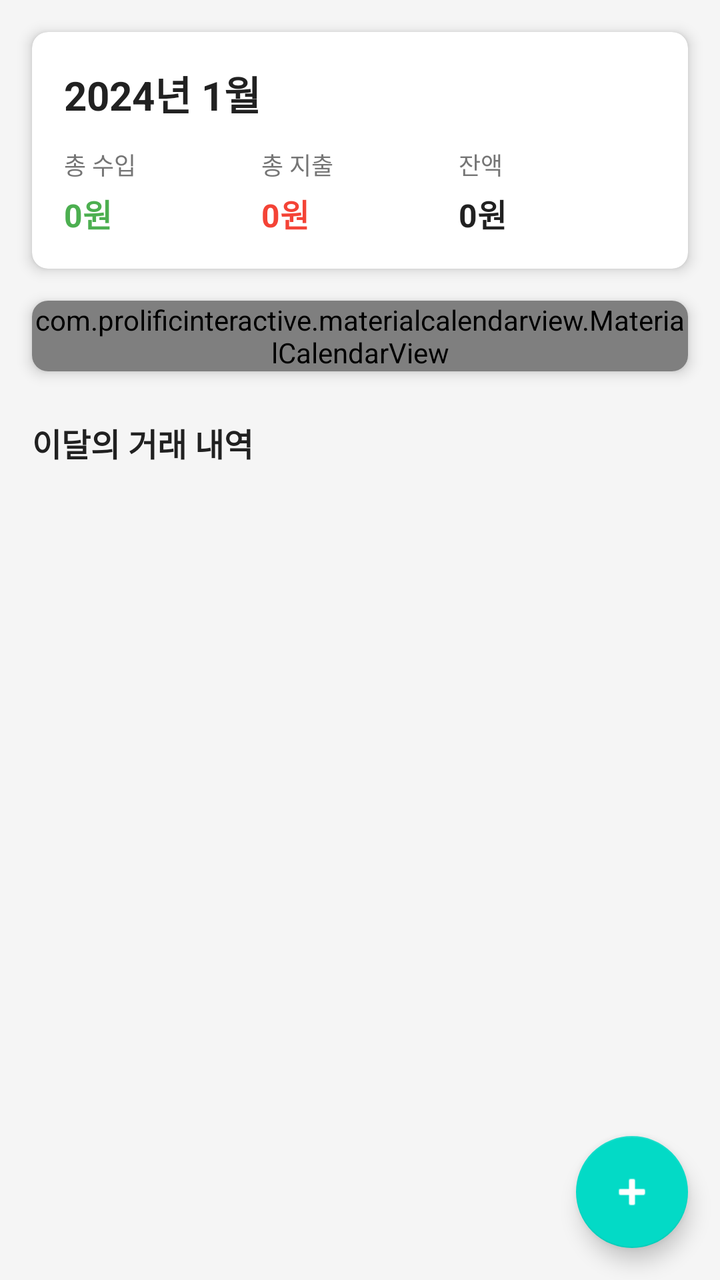
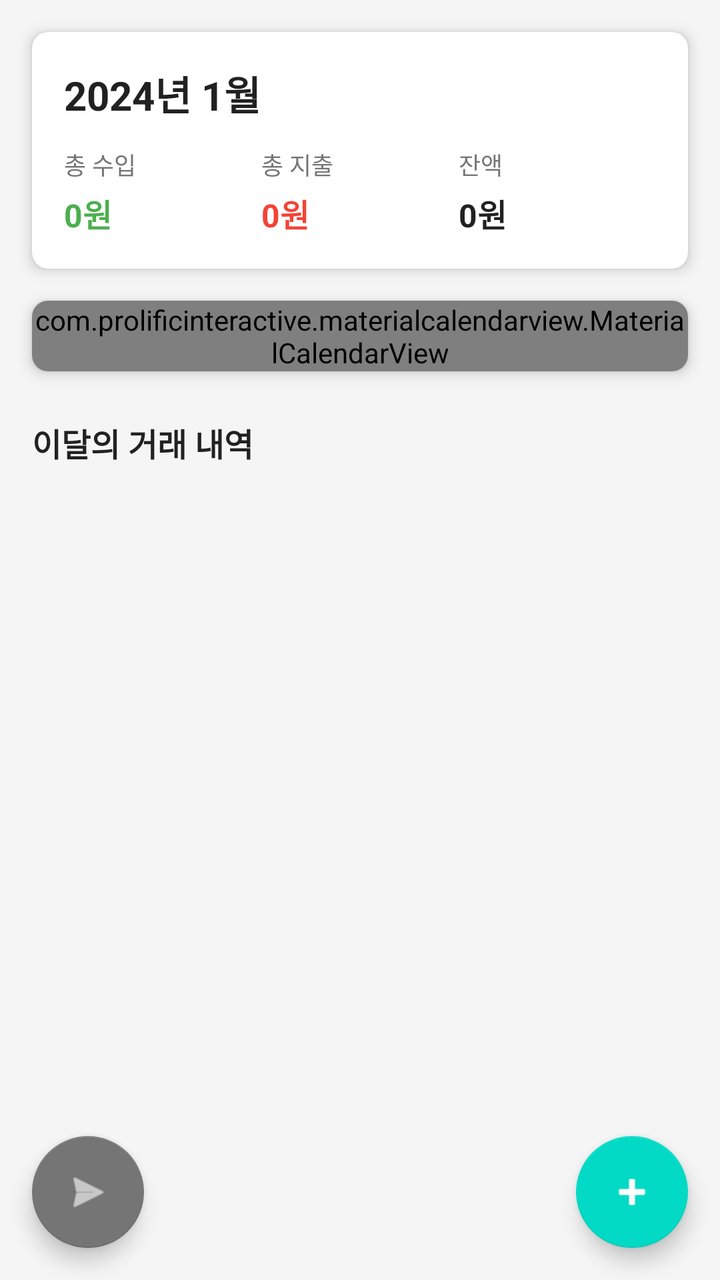

Compare the two renders of this Android layout. The source of the first and the diff that turns it into the second are given below.
<!-- AndroidManifest.xml: activity theme Theme.FinanceTracker -->
<!-- res/layout/activity_main.xml -->
<?xml version="1.0" encoding="utf-8"?>
<androidx.coordinatorlayout.widget.CoordinatorLayout
    xmlns:android="http://schemas.android.com/apk/res/android"
    xmlns:app="http://schemas.android.com/apk/res-auto"
    android:layout_width="match_parent"
    android:layout_height="match_parent"
    android:background="@color/background">

    <com.google.android.material.appbar.AppBarLayout
        android:id="@+id/appBarLayout"
        android:layout_width="match_parent"
        android:layout_height="wrap_content"
        android:background="@color/background"
        app:elevation="0dp">

        <com.google.android.material.appbar.CollapsingToolbarLayout
            android:id="@+id/collapsingToolbar"
            android:layout_width="match_parent"
            android:layout_height="wrap_content"
            app:layout_scrollFlags="scroll|exitUntilCollapsed"
            app:contentScrim="@color/background">

            <LinearLayout
                android:layout_width="match_parent"
                android:layout_height="wrap_content"
                android:orientation="vertical"
                app:layout_collapseMode="parallax">

                
                <androidx.cardview.widget.CardView
                    android:layout_width="match_parent"
                    android:layout_height="wrap_content"
                    android:layout_margin="16dp"
                    app:cardCornerRadius="8dp"
                    app:cardElevation="4dp">

                    <LinearLayout
                        android:layout_width="match_parent"
                        android:layout_height="wrap_content"
                        android:orientation="vertical"
                        android:padding="16dp">

                        <TextView
                            android:id="@+id/monthYearText"
                            android:layout_width="wrap_content"
                            android:layout_height="wrap_content"
                            android:text="2024년 1월"
                            android:textSize="20sp"
                            android:textStyle="bold"
                            android:textColor="@color/text_primary"/>

                        <LinearLayout
                            android:layout_width="match_parent"
                            android:layout_height="wrap_content"
                            android:orientation="horizontal"
                            android:layout_marginTop="12dp">

                            <LinearLayout
                                android:layout_width="0dp"
                                android:layout_height="wrap_content"
                                android:layout_weight="1"
                                android:orientation="vertical">

                                <TextView
                                    android:layout_width="wrap_content"
                                    android:layout_height="wrap_content"
                                    android:text="@string/total_income"
                                    android:textSize="12sp"
                                    android:textColor="@color/text_secondary"/>

                                <TextView
                                    android:id="@+id/totalIncomeText"
                                    android:layout_width="wrap_content"
                                    android:layout_height="wrap_content"
                                    android:text="0원"
                                    android:textSize="16sp"
                                    android:textStyle="bold"
                                    android:textColor="@color/income_color"
                                    android:layout_marginTop="4dp"/>
                            </LinearLayout>

                            <LinearLayout
                                android:layout_width="0dp"
                                android:layout_height="wrap_content"
                                android:layout_weight="1"
                                android:orientation="vertical">

                                <TextView
                                    android:layout_width="wrap_content"
                                    android:layout_height="wrap_content"
                                    android:text="@string/total_expense"
                                    android:textSize="12sp"
                                    android:textColor="@color/text_secondary"/>

                                <TextView
                                    android:id="@+id/totalExpenseText"
                                    android:layout_width="wrap_content"
                                    android:layout_height="wrap_content"
                                    android:text="0원"
                                    android:textSize="16sp"
                                    android:textStyle="bold"
                                    android:textColor="@color/expense_color"
                                    android:layout_marginTop="4dp"/>
                            </LinearLayout>

                            <LinearLayout
                                android:layout_width="0dp"
                                android:layout_height="wrap_content"
                                android:layout_weight="1"
                                android:orientation="vertical">

                                <TextView
                                    android:layout_width="wrap_content"
                                    android:layout_height="wrap_content"
                                    android:text="@string/balance"
                                    android:textSize="12sp"
                                    android:textColor="@color/text_secondary"/>

                                <TextView
                                    android:id="@+id/balanceText"
                                    android:layout_width="wrap_content"
                                    android:layout_height="wrap_content"
                                    android:text="0원"
                                    android:textSize="16sp"
                                    android:textStyle="bold"
                                    android:textColor="@color/text_primary"
                                    android:layout_marginTop="4dp"/>
                            </LinearLayout>
                        </LinearLayout>
                    </LinearLayout>
                </androidx.cardview.widget.CardView>

                
                <androidx.cardview.widget.CardView
                    android:layout_width="match_parent"
                    android:layout_height="wrap_content"
                    android:layout_marginStart="16dp"
                    android:layout_marginEnd="16dp"
                    android:layout_marginBottom="8dp"
                    app:cardCornerRadius="8dp"
                    app:cardElevation="4dp">

                    <com.prolificinteractive.materialcalendarview.MaterialCalendarView
                        android:id="@+id/calendarView"
                        android:layout_width="match_parent"
                        android:layout_height="wrap_content"
                        app:mcv_showOtherDates="all"
                        app:mcv_selectionColor="@color/primary"/>
                </androidx.cardview.widget.CardView>

            </LinearLayout>

        </com.google.android.material.appbar.CollapsingToolbarLayout>

    </com.google.android.material.appbar.AppBarLayout>

    <androidx.core.widget.NestedScrollView
        android:layout_width="match_parent"
        android:layout_height="match_parent"
        app:layout_behavior="@string/appbar_scrolling_view_behavior">

        <LinearLayout
            android:layout_width="match_parent"
            android:layout_height="wrap_content"
            android:orientation="vertical">

            
            <TextView
                android:id="@+id/monthlyTransactionsHeader"
                android:layout_width="wrap_content"
                android:layout_height="wrap_content"
                android:text="이달의 거래 내역"
                android:textSize="16sp"
                android:textStyle="bold"
                android:textColor="@color/text_primary"
                android:layout_marginStart="16dp"
                android:layout_marginTop="16dp"
                android:layout_marginBottom="8dp"/>

            <androidx.recyclerview.widget.RecyclerView
                android:id="@+id/recentTransactionsRecyclerView"
                android:layout_width="match_parent"
                android:layout_height="wrap_content"
                android:layout_marginStart="16dp"
                android:layout_marginEnd="16dp"
                android:layout_marginBottom="80dp"
                android:nestedScrollingEnabled="false"/>

        </LinearLayout>

    </androidx.core.widget.NestedScrollView>

    
    <com.google.android.material.floatingactionbutton.FloatingActionButton
        android:id="@+id/fabAddTransaction"
        android:layout_width="wrap_content"
        android:layout_height="wrap_content"
        android:layout_gravity="bottom|end"
        android:layout_margin="16dp"
        android:src="@android:drawable/ic_input_add"
        android:contentDescription="@string/add_transaction"
        app:tint="@color/white"/>

</androidx.coordinatorlayout.widget.CoordinatorLayout>
<!-- resources referenced by this layout -->
<resources>
  <color name="background">#F5F5F5</color>
  <color name="expense_color">#F44336</color>
  <color name="income_color">#4CAF50</color>
  <color name="primary">#2196F3</color>
  <color name="text_primary">#212121</color>
  <color name="text_secondary">#757575</color>
  <color name="white">#FFFFFFFF</color>
  <string name="add_transaction">거래 추가</string>
  <string name="balance">잔액</string>
  <string name="total_expense">총 지출</string>
  <string name="total_income">총 수입</string>
  <style name="Theme.FinanceTracker" parent="Theme.MaterialComponents.DayNight.DarkActionBar">
          <item name="colorPrimary">@color/primary</item>
          <item name="colorPrimaryDark">@color/primary_dark</item>
          <item name="colorAccent">@color/accent</item>
          <item name="android:windowBackground">@color/background</item>
      </style>
  <color name="primary_dark">#1976D2</color>
  <color name="accent">#FF5722</color>
</resources>

<!-- the commit's change to res/layout/activity_main.xml (unified diff, before → after) -->
@@ -192,6 +192,18 @@
 
     
     <com.google.android.material.floatingactionbutton.FloatingActionButton
+        android:id="@+id/fabTest"
+        android:layout_width="wrap_content"
+        android:layout_height="wrap_content"
+        android:layout_gravity="bottom|start"
+        android:layout_margin="16dp"
+        android:src="@android:drawable/ic_menu_send"
+        android:contentDescription="테스트 알림"
+        app:backgroundTint="@color/text_secondary"
+        app:tint="@color/white"/>
+
+    
+    <com.google.android.material.floatingactionbutton.FloatingActionButton
         android:id="@+id/fabAddTransaction"
         android:layout_width="wrap_content"
         android:layout_height="wrap_content"
